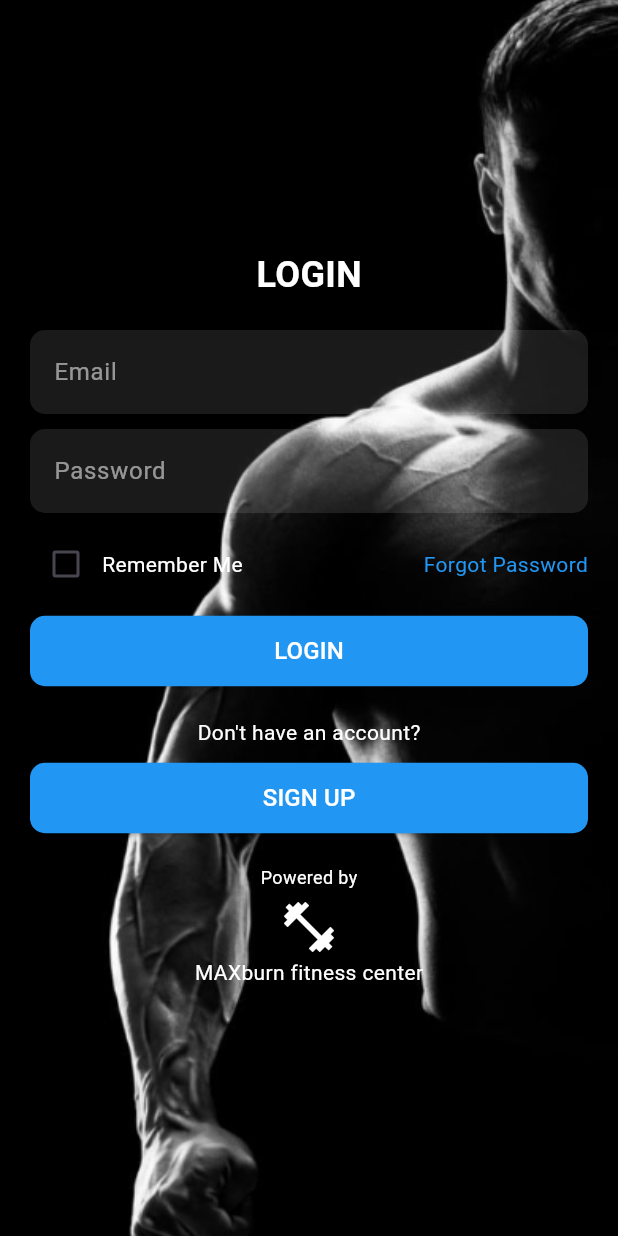
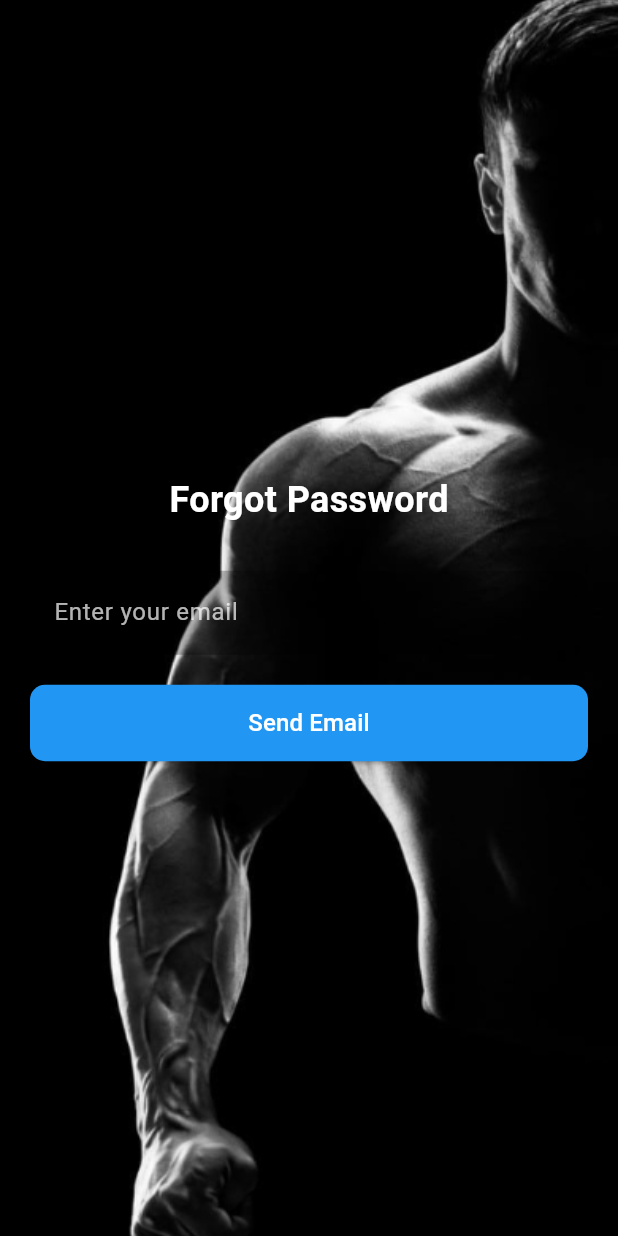
Before and after one commit to JayamalNarampanawa/Fitness-App, a Flutter app: the LoginScreen screen opened directly, after a tap on "Forgot Password", on a phone screen of 412 x 824 dp. Run offline on Flutter 3.47's test engine with Material 3 defaults, Android fonts, the phone set to English and light mode, and no system bars; our stand-ins replace fl_chart, font_awesome_flutter, google_fonts, pedometer, permission_handler.

Commit message:
pssword
created UIs for change password with the simulation to verify an OTP

```diff
--- a/lib/frogotpw.dart
+++ b/lib/frogotpw.dart
@@ -1,24 +1,163 @@
 import 'package:flutter/material.dart';
-class ForgotPasswordPage extends StatelessWidget {
-  const ForgotPasswordPage({super.key});
+import 'changepw.dart';
+import 'dart:math';
 
+class ForgotPasswordScreen extends StatefulWidget {
+  const ForgotPasswordScreen({super.key});
+
+  @override
+  State<ForgotPasswordScreen> createState() => _ForgotPasswordScreenState();
+}
+
+class _ForgotPasswordScreenState extends State<ForgotPasswordScreen> {
+  final TextEditingController _emailController = TextEditingController();
+  final TextEditingController _otpController = TextEditingController();
+
+  String? _emailError;
+  String? _otpError;
+  String? _sentOtp;
+  bool _otpSent = false;
+
+  // generating an OTP (SIMUALTION)
+  void _sendOTPToEmail() {
+    final email = _emailController.text.trim();
+    if (email.isEmpty || !email.contains('@')) {
+      setState(() {
+        _emailError = "Please enter a valid email address";
+      });
+      return;
+    }
+
+    setState(() {
+      _emailError = null;
+      _sentOtp = (100000 + Random().nextInt(900000)).toString(); // Generate 6-digit OTP( will show on Console)
+      _otpSent = true;
+      _otpError = null;
+    });
+
+    // Simulate sending OTP via email
+    print("OTP sent to $email: $_sentOtp");
+
+    ScaffoldMessenger.of(context).showSnackBar(
+      const SnackBar(content: Text("OTP has been sent to your email.")),
+    );
+  }
+
+  // Verify OTP
+  void _verifyOtpAndProceed() {
+    final enteredOtp = _otpController.text.trim();
+  //navigate  of OTP is matched
+    if (enteredOtp == _sentOtp) {
+      setState(() => _otpError = null);
+      Navigator.push(
+        context,
+        MaterialPageRoute(builder: (context) => const ChangePasswordScreen()),
+      );
+    } else {
+      setState(() {
+        _otpError = "Invalid OTP entered. Please try again.";
+      });
+    }
+  }
+
+  //UI
   @override
   Widget build(BuildContext context) {
     return Scaffold(
-      appBar: AppBar(title: Text('Reset Password')),
-      body: Center(
-        child: Column(
-          mainAxisAlignment: MainAxisAlignment.center,
-          children: <Widget>[
-            TextField(decoration: InputDecoration(hintText: 'Enter your email')),
-            ElevatedButton(
-              onPressed: () {
-                // TODO: Handle reset password
-              },
-              child: Text('Reset Password'),
+      body: Container(
+        decoration: const BoxDecoration(
+          image: DecorationImage(
+            image: AssetImage("assets/home.jpeg"),
+            fit: BoxFit.cover,
+          ),
+        ),
+        padding: const EdgeInsets.symmetric(horizontal: 20),
+        child: Center(
+          child: SingleChildScrollView(
+            child: Column(
+              children: [
+                const Text(
+                  "Forgot Password",
+                  style: TextStyle(
+                    fontSize: 24,
+                    fontWeight: FontWeight.bold,
+                    color: Colors.white,
+                  ),
+                ),
+                const SizedBox(height: 30),
+                TextField(
+                  controller: _emailController,
+                  style: const TextStyle(color: Colors.white),
+                  decoration: InputDecoration(
+                    hintText: "Enter your email",
+                    hintStyle: const TextStyle(color: Colors.white70),
+                    filled: true,
+                    fillColor: Colors.black26,
+                    errorText: _emailError,
+                    border: OutlineInputBorder(
+                      borderRadius: BorderRadius.circular(10),
+                      borderSide: BorderSide.none,
+                    ),
+                  ),
+                ),
+                const SizedBox(height: 20),
+                SizedBox(
+                  width: double.infinity,
+                  child: ElevatedButton(
+                    onPressed: _sendOTPToEmail,
+                    style: ElevatedButton.styleFrom(
+                      backgroundColor: Colors.blue,
+                      padding: const EdgeInsets.symmetric(vertical: 14),
+                      shape: RoundedRectangleBorder(
+                        borderRadius: BorderRadius.circular(10),
+                      ),
+                    ),
+                    child: const Text(
+                      "Send Email",
+                      style: TextStyle(color: Colors.white, fontSize: 16),
+                    ),
+                  ),
+                ),
+                if (_otpSent) ...[
+                  const SizedBox(height: 30),
+                  TextField(
+                    controller: _otpController,
+                    keyboardType: TextInputType.number,
+                    style: const TextStyle(color: Colors.white),
+                    decoration: InputDecoration(
+                      hintText: "Enter OTP",
+                      hintStyle: const TextStyle(color: Colors.white70),
+                      filled: true,
+                      fillColor: Colors.black26,
+                      errorText: _otpError,
+                      border: OutlineInputBorder(
+                        borderRadius: BorderRadius.circular(10),
+                        borderSide: BorderSide.none,
+                      ),
+                    ),
+                  ),
+                  const SizedBox(height: 20),
+                  SizedBox(
+                    width: double.infinity,
+                    child: ElevatedButton(
+                      onPressed: _verifyOtpAndProceed,
+                      style: ElevatedButton.styleFrom(
+                        backgroundColor: Colors.green,
+                        padding: const EdgeInsets.symmetric(vertical: 14),
+                        shape: RoundedRectangleBorder(
+                          borderRadius: BorderRadius.circular(10),
+                        ),
+                      ),
+                      child: const Text(
+                        "Verify",
+                        style: TextStyle(color: Colors.white, fontSize: 16),
+                      ),
+                    ),
+                  ),
+                ],
+              ],
             ),
-            TextField(decoration: InputDecoration(hintText: 'Enter the verification code')),
-          ],
+          ),
         ),
       ),
     );
--- a/lib/login.dart
+++ b/lib/login.dart
@@ -1,3 +1,4 @@
+import 'package:fitness_app/frogotpw.dart';
 import 'package:flutter/material.dart';
 import 'register.dart';
 import 'dashboard.dart';
@@ -52,7 +53,7 @@ class _LoginScreenState extends State<LoginScreen> {
     return Scaffold(
       body: Container(
         width: double.infinity,
-        decoration: BoxDecoration(
+        decoration: const BoxDecoration(
           image: DecorationImage(
             image: AssetImage("assets/home.jpeg"),
             fit: BoxFit.cover,
@@ -93,7 +94,11 @@ class _LoginScreenState extends State<LoginScreen> {
                   const Spacer(),
                   GestureDetector(
                     onTap: () {
-                      // Handle Forgot Password tap
+                      // Navigate to Forgot Password page
+                      Navigator.push(
+                        context,
+                        MaterialPageRoute(builder: (context) => ForgotPasswordScreen()),
+                      );
                     },
                     child: const Text(
                       "Forgot Password",
@@ -123,7 +128,7 @@ class _LoginScreenState extends State<LoginScreen> {
                 style: TextStyle(color: Colors.white, fontSize: 12),
               ),
               const SizedBox(height: 5),
-              Icon(Icons.fitness_center, color: Colors.white, size: 40),
+              const Icon(Icons.fitness_center, color: Colors.white, size: 40),
               const Text(
                 "MAXburn fitness center",
                 style: TextStyle(color: Colors.white, fontSize: 14),
@@ -152,8 +157,8 @@ class _LoginScreenState extends State<LoginScreen> {
               borderRadius: BorderRadius.circular(10),
               borderSide: BorderSide.none,
             ),
-            errorText: errorText, // Show error message if any
-            errorStyle: TextStyle(color: Colors.red),
+            errorText: errorText,
+            errorStyle: const TextStyle(color: Colors.red),
           ),
         ),
       ],
```
Also changed, not shown: lib/changepw.dart (added, +142 -0 lines), 1 other file.
